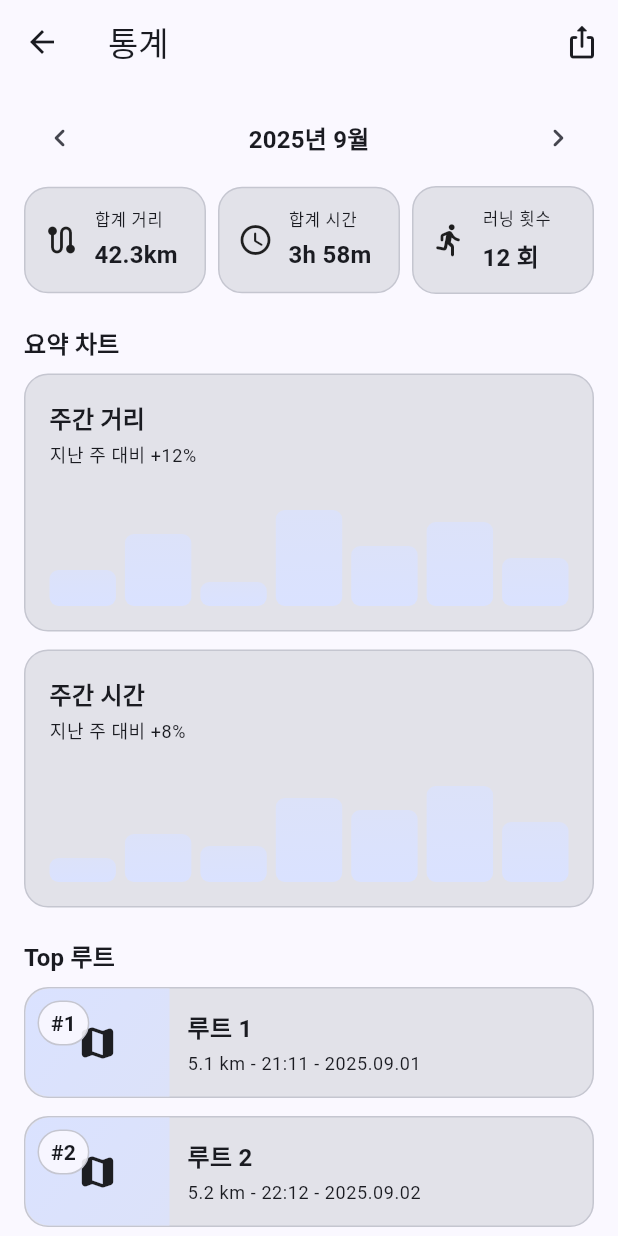
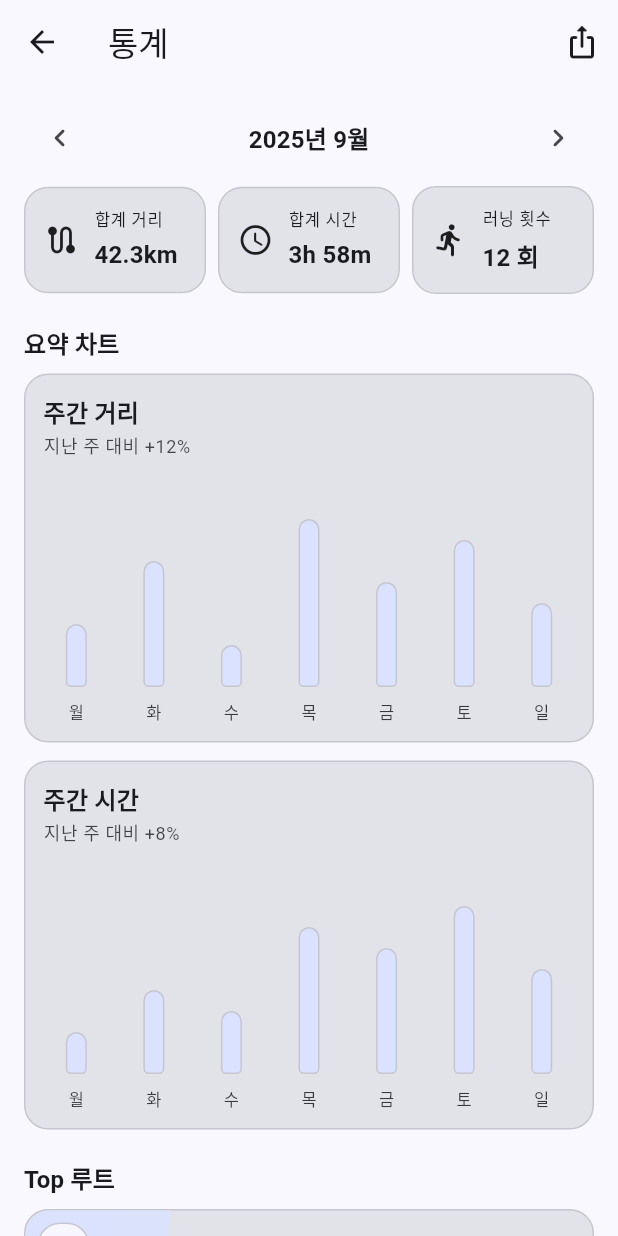
Before and after one commit to Leedoseo/RouteLog_project, a Flutter app: the StatsScreen screen opened directly, on a phone screen of 412 x 824 dp. Run offline on Flutter 3.47's test engine with Material 3 defaults, Android fonts, the phone set to English and light mode, and no system bars.

Commit message:
weekly_distance_chart 목업 구현 및 stats_screen에 적용(mini_chart에서 weekly로 교체)

```diff
--- a/lib/features/stats/stats_screen.dart
+++ b/lib/features/stats/stats_screen.dart
@@ -84,16 +84,18 @@ class StatsScreen extends StatelessWidget {
               padding: const EdgeInsets.symmetric(horizontal: 16),
               child: Column(
                 children: [
-                  MiniChartPlaceholder(
+                  WeeklyDistanceChart(
                     title: "주간 거리",
                     subtitle: "지난 주 대비 +12%",
-                    data: weeklyDistance,
+                    values: [0.3, 0.6, 0.2, 0.8, 0.5, 0.7, 0.4],
+                    labels: ['월','화','수','목','금','토','일'],
                   ),
                   const SizedBox(height: 12),
-                  MiniChartPlaceholder(
+                  WeeklyDistanceChart(
                     title: "주간 시간",
                     subtitle: "지난 주 대비 +8%",
-                    data: weeklyTime,
+                    values: [0.2, 0.4, 0.3, 0.7, 0.6, 0.8, 0.5],
+                    labels: ['월','화','수','목','금','토','일'],
                   ),
                 ],
               ),
--- /dev/null
+++ b/lib/features/stats/widgets/weekly_distance_chart.dart
@@ -0,0 +1,149 @@
+import 'package:flutter/material.dart';
+/// WeeklyDistanceChart (목업용 간단 바 차트)
+/// - 외부 차트 라이브러리 없이 막대 차트 느낌만 구현
+/// - 값은 0.0~1.0 범위를 권장(자동 클램프)
+/// - 실제 데이터 연동은 나중에 하고, 지금은 목업 시각화만 담당
+
+class WeeklyDistanceChart extends StatelessWidget {
+  final String title; // 제목
+  final String? subtitle; // 부제목
+  final List<double> values; // 막대 값 리스트
+  final List<String>? labels; // 월 ~ 일
+  final double barSpacing; // 막대 사이 간격
+  final double barRadius;
+  final double chartHeight; // 차트 영역 높이
+  final double barVisualWidth; // 막대의 시각적 두께
+
+  const WeeklyDistanceChart({
+    super.key,
+    required this.title,
+    required this.values,
+    this.subtitle,
+    this.labels,
+    this.barSpacing = 8,
+    this.barRadius = 8,
+    this.chartHeight = 140,
+    this.barVisualWidth = 14,
+  });
+
+  @override
+  Widget build(BuildContext context) {
+    final theme = Theme.of(context);
+    final cs = theme.colorScheme;
+
+    final clamped = values.map((v) {
+      if (v.isNaN || v.isInfinite) return 0.0;
+      return v.clamp(0.0, 1.0);
+    }).toList();
+
+    final _labels = labels ?? const ["월", "화", "수", "목", "금", "토", "일"];
+
+    return Container(
+      padding: const EdgeInsets.all(12),
+      decoration: BoxDecoration(
+        color: cs.surfaceContainerHighest,
+        borderRadius: BorderRadius.circular(16),
+        border: Border.all(color: cs.outlineVariant),
+      ),
+      child: Column(
+        crossAxisAlignment: CrossAxisAlignment.start,
+        children: [
+          // 헤더: 제목/부제
+          Row(
+            children: [
+              Expanded(
+                child: Column(
+                  crossAxisAlignment: CrossAxisAlignment.start,
+                  children: [
+                    Text(
+                      title,
+                      style: theme.textTheme.titleMedium?.copyWith(
+                        fontWeight: FontWeight.w700,
+                      ),
+                    ),
+                    if (subtitle != null) ...[
+                      const SizedBox(height: 2),
+                      Text(
+                        subtitle!,
+                        style: theme.textTheme.bodySmall?.copyWith(
+                          color: theme.textTheme.bodySmall?.color?.withOpacity(0.8),
+                        ),
+                      ),
+                    ],
+                  ],
+                ),
+              ),
+            ],
+          ),
+          const SizedBox(height: 12),
+
+          // 차트 본문: 막대
+          SizedBox(
+            height: chartHeight,
+            child: (clamped.isEmpty)
+                ? Center(
+              child: Text(
+                '표시할 데이터가 없어요',
+                style: theme.textTheme.bodySmall,
+              ),
+            )
+                : Row(
+              crossAxisAlignment: CrossAxisAlignment.end,
+              children: [
+                for (int i = 0; i < clamped.length; i++) ...[
+                  // 각 막대를 동일 폭으로 분배(Expanded)하되,
+                  // 실제 보이는 막대는 barVisualWidth로 제한해 날씬하게 보이게 함.
+                  Expanded(
+                    child: Align(
+                      alignment: Alignment.bottomCenter,
+                      child: FractionallySizedBox(
+                        heightFactor: clamped[i], // 0~1
+                        alignment: Alignment.bottomCenter,
+                        child: Container(
+                          width: barVisualWidth,
+                          decoration: BoxDecoration(
+                            color: cs.primaryContainer,
+                            borderRadius: BorderRadius.only(
+                              topLeft: Radius.circular(barRadius),
+                              topRight: Radius.circular(barRadius),
+                              bottomLeft: const Radius.circular(4),
+                              bottomRight: const Radius.circular(4),
+                            ),
+                            border: Border.all(color: cs.outlineVariant),
+                          ),
+                        ),
+                      ),
+                    ),
+                  ),
+                  if (i != clamped.length - 1) SizedBox(width: barSpacing),
+                ],
+              ],
+            ),
+          ),
+          const SizedBox(height: 8),
+
+          // x축 라벨
+          if (_labels.isNotEmpty) ...[
+            Row(
+              children: [
+                for (int i = 0; i < clamped.length && i < _labels.length; i++) ...[
+                  Expanded(
+                    child: Center(
+                      child: Text(
+                        _labels[i],
+                        style: theme.textTheme.labelSmall?.copyWith(
+                          color: theme.textTheme.labelSmall?.color?.withOpacity(0.85),
+                        ),
+                      ),
+                    ),
+                  ),
+                  if (i != clamped.length - 1) SizedBox(width: barSpacing),
+                ],
+              ],
+            ),
+          ],
+        ],
+      ),
+    );
+  }
+}
--- a/lib/features/stats/widgets/widgets.dart
+++ b/lib/features/stats/widgets/widgets.dart
@@ -2,3 +2,4 @@ export 'mini_chart_placeholder.dart';
 export 'top_route_card.dart';
 export 'kpi_card.dart';
 export 'section_title.dart';
+export 'weekly_distance_chart.dart';
```
